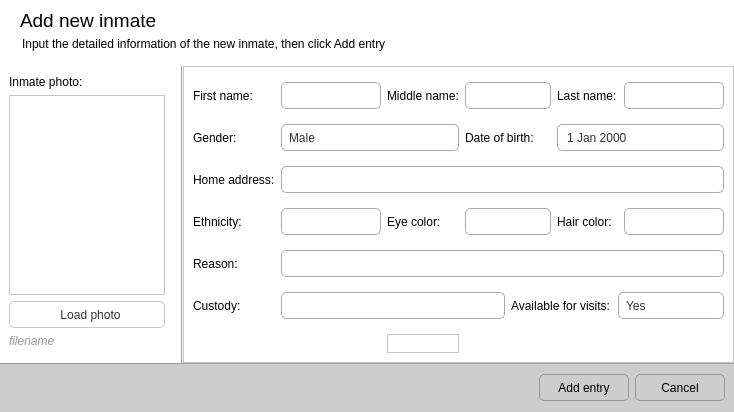
Before: the Qt Designer form newinmateform.ui in NCNM/PMS_01, drawn with Qt 5.
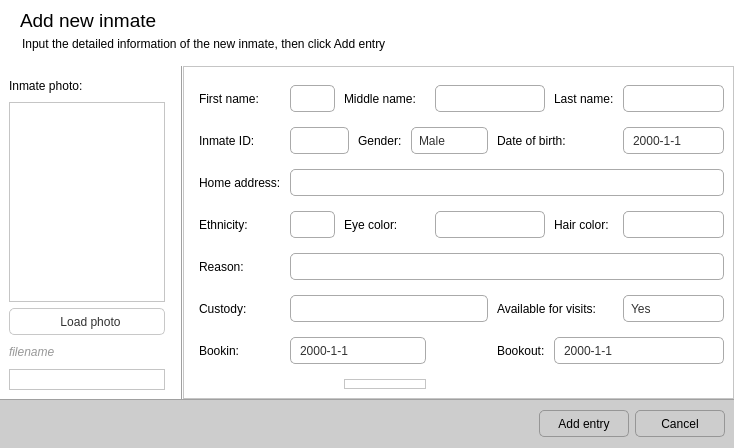
After: the same form once the commit is applied. Icons and pictures are not drawn.

The edit to the form file:
```diff
--- a/newinmateform.ui
+++ b/newinmateform.ui
@@ -7,7 +7,7 @@
     <x>0</x>
     <y>0</y>
     <width>734</width>
-    <height>412</height>
+    <height>448</height>
    </rect>
   </property>
   <property name="windowTitle">
@@ -345,8 +345,14 @@
          <enum>QFrame::Raised</enum>
         </property>
         <layout class="QGridLayout" name="gridLayout">
+         <property name="leftMargin">
+          <number>15</number>
+         </property>
          <property name="topMargin">
-          <number>15</number>
+          <number>18</number>
+         </property>
+         <property name="horizontalSpacing">
+          <number>9</number>
          </property>
          <property name="verticalSpacing">
           <number>15</number>
@@ -391,54 +397,54 @@
            </property>
           </widget>
          </item>
-         <item row="0" column="2">
+         <item row="0" column="2" colspan="3">
           <widget class="QLabel" name="label_14">
            <property name="text">
             <string>Middle name:</string>
            </property>
           </widget>
          </item>
-         <item row="0" column="3" colspan="2">
-          <widget class="QLineEdit" name="txtMidName">
-           <property name="minimumSize">
-            <size>
-             <width>0</width>
-             <height>27</height>
-            </size>
-           </property>
-           <property name="styleSheet">
-            <string notr="true">QLineEdit {
-color: rgb(50, 50, 50);
-padding-left:7px;
-border-radius:5px;
-border: 1px solid rgb(170, 170, 170);
-background: qradialgradient(cx: 0.3, cy: -0.4,
-fx: 0.3, fy: -0.4,
-radius: 1.35, stop: 0 rgb(254, 254, 254), stop: 1 rgb(252, 252, 252));
-}
-
-QLineEdit:hover {
-border-radius:5px;
-border: 1px solid rgb(23, 120, 173);
-background-color: rgb(255, 255, 255);
-}
-
-QLineEdit:pressed {
-border-radius:5px;
-border: 1px solid #777777;
-}
-</string>
-           </property>
-          </widget>
-         </item>
          <item row="0" column="5" colspan="2">
+          <widget class="QLineEdit" name="txtMidName">
+           <property name="minimumSize">
+            <size>
+             <width>0</width>
+             <height>27</height>
+            </size>
+           </property>
+           <property name="styleSheet">
+            <string notr="true">QLineEdit {
+color: rgb(50, 50, 50);
+padding-left:7px;
+border-radius:5px;
+border: 1px solid rgb(170, 170, 170);
+background: qradialgradient(cx: 0.3, cy: -0.4,
+fx: 0.3, fy: -0.4,
+radius: 1.35, stop: 0 rgb(254, 254, 254), stop: 1 rgb(252, 252, 252));
+}
+
+QLineEdit:hover {
+border-radius:5px;
+border: 1px solid rgb(23, 120, 173);
+background-color: rgb(255, 255, 255);
+}
+
+QLineEdit:pressed {
+border-radius:5px;
+border: 1px solid #777777;
+}
+</string>
+           </property>
+          </widget>
+         </item>
+         <item row="0" column="7">
           <widget class="QLabel" name="label_4">
            <property name="text">
             <string>Last name:</string>
            </property>
           </widget>
          </item>
-         <item row="0" column="7">
+         <item row="0" column="8">
           <widget class="QLineEdit" name="txtLastName">
            <property name="minimumSize">
             <size>
@@ -472,13 +478,53 @@
           </widget>
          </item>
          <item row="1" column="0">
+          <widget class="QLabel" name="label_16">
+           <property name="text">
+            <string>Inmate ID:</string>
+           </property>
+          </widget>
+         </item>
+         <item row="1" column="1" colspan="2">
+          <widget class="QLineEdit" name="txtID">
+           <property name="minimumSize">
+            <size>
+             <width>0</width>
+             <height>27</height>
+            </size>
+           </property>
+           <property name="styleSheet">
+            <string notr="true">QLineEdit {
+color: rgb(50, 50, 50);
+padding-left:7px;
+border-radius:5px;
+border: 1px solid rgb(170, 170, 170);
+background: qradialgradient(cx: 0.3, cy: -0.4,
+fx: 0.3, fy: -0.4,
+radius: 1.35, stop: 0 rgb(254, 254, 254), stop: 1 rgb(252, 252, 252));
+}
+
+QLineEdit:hover {
+border-radius:5px;
+border: 1px solid rgb(23, 120, 173);
+background-color: rgb(255, 255, 255);
+}
+
+QLineEdit:pressed {
+border-radius:5px;
+border: 1px solid #777777;
+}
+</string>
+           </property>
+          </widget>
+         </item>
+         <item row="1" column="3">
           <widget class="QLabel" name="label_6">
            <property name="text">
             <string>Gender:</string>
            </property>
           </widget>
          </item>
-         <item row="1" column="1" colspan="2">
+         <item row="1" column="4" colspan="2">
           <widget class="QComboBox" name="cmbGender">
            <property name="minimumSize">
             <size>
@@ -538,14 +584,14 @@
            </item>
           </widget>
          </item>
-         <item row="1" column="3" colspan="2">
+         <item row="1" column="6" colspan="2">
           <widget class="QLabel" name="label_5">
            <property name="text">
             <string>Date of birth:</string>
            </property>
           </widget>
          </item>
-         <item row="1" column="5" colspan="3">
+         <item row="1" column="8">
           <widget class="QDateEdit" name="deDOB">
            <property name="minimumSize">
             <size>
@@ -611,6 +657,9 @@
 }
 </string>
            </property>
+           <property name="displayFormat">
+            <string>yyyy-M-d</string>
+           </property>
           </widget>
          </item>
          <item row="2" column="0">
@@ -620,7 +669,7 @@
            </property>
           </widget>
          </item>
-         <item row="2" column="1" colspan="7">
+         <item row="2" column="1" colspan="8">
           <widget class="QLineEdit" name="txtAddress">
            <property name="minimumSize">
             <size>
@@ -693,14 +742,14 @@
            </property>
           </widget>
          </item>
-         <item row="3" column="2">
+         <item row="3" column="2" colspan="2">
           <widget class="QLabel" name="label_9">
            <property name="text">
             <string>Eye color:</string>
            </property>
           </widget>
          </item>
-         <item row="3" column="3" colspan="2">
+         <item row="3" column="5" colspan="2">
           <widget class="QLineEdit" name="txtEyes">
            <property name="minimumSize">
             <size>
@@ -733,14 +782,14 @@
            </property>
           </widget>
          </item>
-         <item row="3" column="5">
+         <item row="3" column="7">
           <widget class="QLabel" name="label_10">
            <property name="text">
             <string>Hair color:</string>
            </property>
           </widget>
          </item>
-         <item row="3" column="7">
+         <item row="3" column="8">
           <widget class="QLineEdit" name="txtHair">
            <property name="minimumSize">
             <size>
@@ -780,7 +829,7 @@
            </property>
           </widget>
          </item>
-         <item row="4" column="1" colspan="7">
+         <item row="4" column="1" colspan="8">
           <widget class="QLineEdit" name="txtReason">
            <property name="minimumSize">
             <size>
@@ -820,7 +869,7 @@
            </property>
           </widget>
          </item>
-         <item row="5" column="1" colspan="3">
+         <item row="5" column="1" colspan="5">
           <widget class="QLineEdit" name="txtCustody">
            <property name="minimumSize">
             <size>
@@ -853,14 +902,14 @@
            </property>
           </widget>
          </item>
-         <item row="5" column="4" colspan="2">
+         <item row="5" column="6" colspan="2">
           <widget class="QLabel" name="label_15">
            <property name="text">
             <string>Available for visits:</string>
            </property>
           </widget>
          </item>
-         <item row="5" column="6" colspan="2">
+         <item row="5" column="8">
           <widget class="QComboBox" name="cmbAvailable">
            <property name="minimumSize">
             <size>
@@ -920,7 +969,85 @@
            </item>
           </widget>
          </item>
-         <item row="6" column="2">
+         <item row="6" column="0">
+          <widget class="QLabel" name="label_17">
+           <property name="text">
+            <string>Bookin:</string>
+           </property>
+          </widget>
+         </item>
+         <item row="6" column="1" colspan="4">
+          <widget class="QDateEdit" name="deBookin">
+           <property name="minimumSize">
+            <size>
+             <width>0</width>
+             <height>27</height>
+            </size>
+           </property>
+           <property name="styleSheet">
+            <string notr="true">QDateEdit {
+color: rgb(50, 50, 50);
+padding-left:7px;
+border-radius:5px;
+border: 1px solid rgb(170, 170, 170);
+background: qradialgradient(cx: 0.3, cy: -0.4,
+fx: 0.3, fy: -0.4,
+radius: 1.35, stop: 0 rgb(254, 254, 254), stop: 1 rgb(252, 252, 252));
+}
+
+QDateEdit:hover {
+border-radius:5px;
+border: 1px solid rgb(23, 120, 173);
+background-color: rgb(255, 255, 255);
+}
+
+QDateEdit:pressed {
+border-radius:5px;
+border: 1px solid #777777;
+}
+
+QDateEdit::down-button {
+	subcontrol-origin: padding;
+	subcontrol-position: bottom right;
+	width: 25px;
+ 
+	border-top-right-radius: 1px;
+	border-bottom-right-radius: 1px;
+}
+
+QDateEdit::down-button:hover {
+	background-color: rgb(227, 227, 227);
+}
+
+
+QDateEdit::down-arrow {
+	image: url(:/images/scroll_down.png);
+}
+
+QDateEdit::up-button {
+	subcontrol-origin: padding;
+	subcontrol-position: top right;
+	width: 25px;
+ 
+	border-top-right-radius: 1px;
+	border-bottom-right-radius: 1px;
+}
+
+QDateEdit::up-button:hover {
+	background-color: rgb(227, 227, 227);
+}
+
+QDateEdit::up-arrow {
+	image: url(:/images/scroll_up.png);
+}
+</string>
+           </property>
+           <property name="displayFormat">
+            <string>yyyy-M-d</string>
+           </property>
+          </widget>
+         </item>
+         <item row="7" column="2" colspan="3">
           <widget class="QFrame" name="frame_7">
            <property name="frameShape">
             <enum>QFrame::StyledPanel</enum>
@@ -930,6 +1057,84 @@
            </property>
           </widget>
          </item>
+         <item row="6" column="7" colspan="2">
+          <widget class="QDateEdit" name="deBookout">
+           <property name="minimumSize">
+            <size>
+             <width>0</width>
+             <height>27</height>
+            </size>
+           </property>
+           <property name="styleSheet">
+            <string notr="true">QDateEdit {
+color: rgb(50, 50, 50);
+padding-left:7px;
+border-radius:5px;
+border: 1px solid rgb(170, 170, 170);
+background: qradialgradient(cx: 0.3, cy: -0.4,
+fx: 0.3, fy: -0.4,
+radius: 1.35, stop: 0 rgb(254, 254, 254), stop: 1 rgb(252, 252, 252));
+}
+
+QDateEdit:hover {
+border-radius:5px;
+border: 1px solid rgb(23, 120, 173);
+background-color: rgb(255, 255, 255);
+}
+
+QDateEdit:pressed {
+border-radius:5px;
+border: 1px solid #777777;
+}
+
+QDateEdit::down-button {
+	subcontrol-origin: padding;
+	subcontrol-position: bottom right;
+	width: 25px;
+ 
+	border-top-right-radius: 1px;
+	border-bottom-right-radius: 1px;
+}
+
+QDateEdit::down-button:hover {
+	background-color: rgb(227, 227, 227);
+}
+
+
+QDateEdit::down-arrow {
+	image: url(:/images/scroll_down.png);
+}
+
+QDateEdit::up-button {
+	subcontrol-origin: padding;
+	subcontrol-position: top right;
+	width: 25px;
+ 
+	border-top-right-radius: 1px;
+	border-bottom-right-radius: 1px;
+}
+
+QDateEdit::up-button:hover {
+	background-color: rgb(227, 227, 227);
+}
+
+QDateEdit::up-arrow {
+	image: url(:/images/scroll_up.png);
+}
+</string>
+           </property>
+           <property name="displayFormat">
+            <string>yyyy-M-d</string>
+           </property>
+          </widget>
+         </item>
+         <item row="6" column="6">
+          <widget class="QLabel" name="label_18">
+           <property name="text">
+            <string>Bookout:</string>
+           </property>
+          </widget>
+         </item>
         </layout>
         <zorder>label_12</zorder>
         <zorder>label_4</zorder>
```
Left out of the diff: 10 changed lines with no effect on the pictures.
